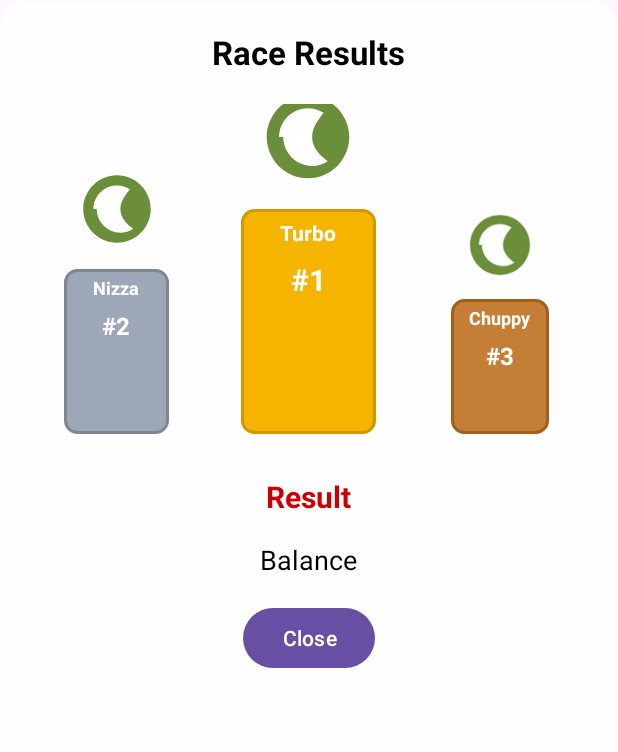
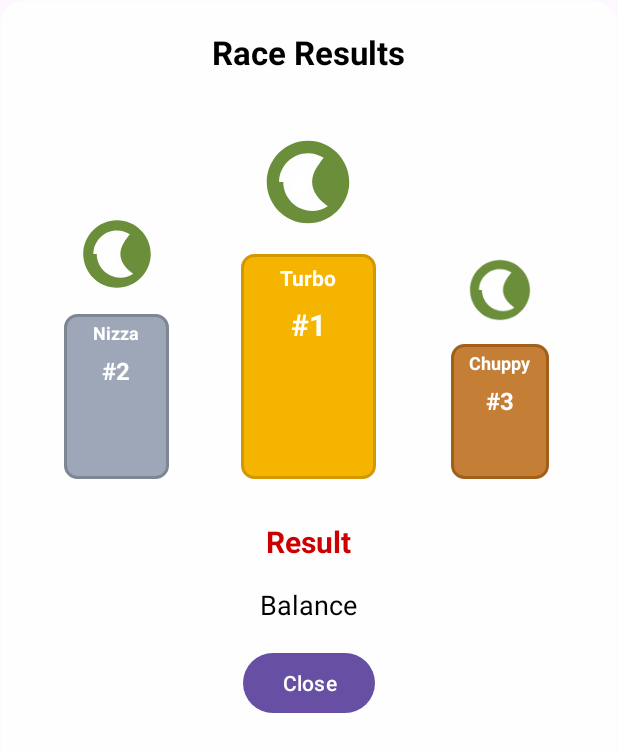
Before and after one commit to anhtu2808/Turbo88, an Android app: the layout activity_result.xml on its own in the app's theme, with its tools: preview values and no code run, on a phone screen of 412 x 824 dp. Shown: the top 752 px of the screen. Run offline under Robolectric (Android 15) with nearby library versions, the phone set to English and light mode, and no system bars.

Commit message:
Update activity_result.xml

```diff
--- a/app/src/main/res/layout/activity_result.xml
+++ b/app/src/main/res/layout/activity_result.xml
@@ -27,7 +27,7 @@
         <LinearLayout
             android:id="@+id/podiumContainer"
             android:layout_width="match_parent"
-            android:layout_height="220dp"
+            android:layout_height="250dp"
             android:gravity="bottom|center_horizontal"
             android:orientation="horizontal"
             android:layout_marginBottom="28dp">
```
